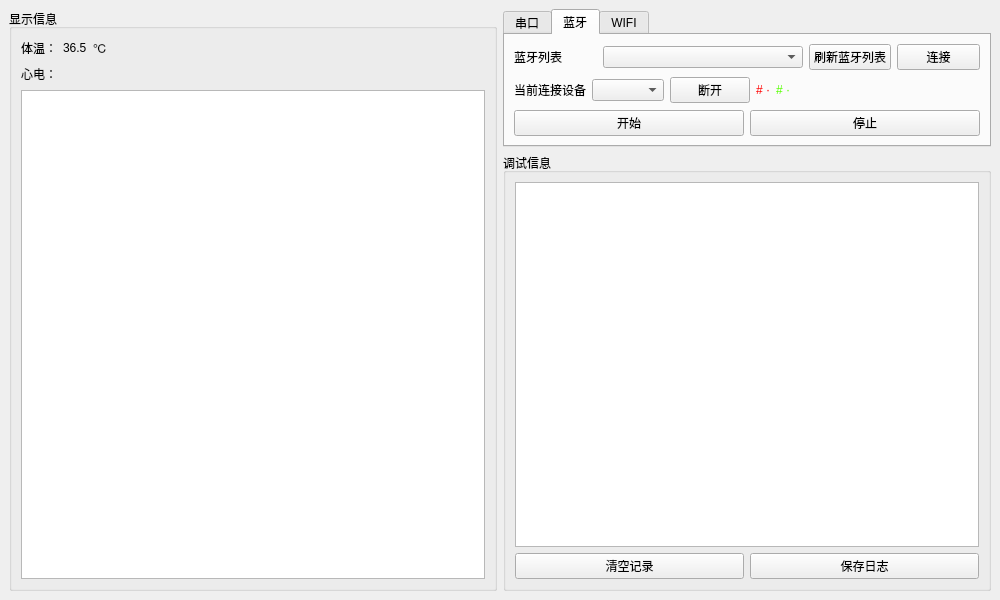
Pylogmon/Heart, file mainwindow.ui: the form before one commit.
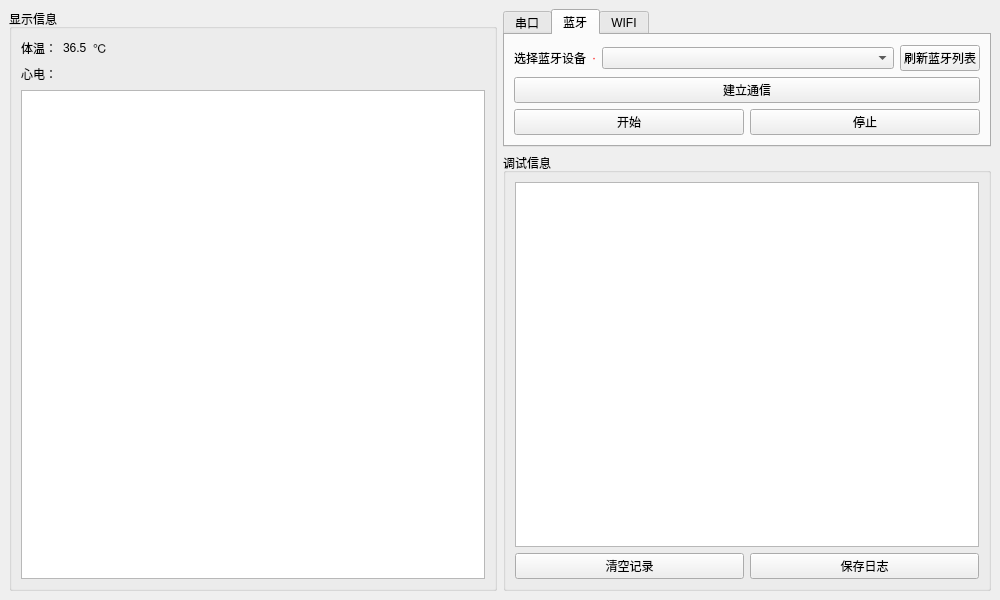
The form after the commit. The open tabs and pages were chosen to show the change.

Commit message: 改变蓝牙连接策略，添加MSVC编译

```diff
--- a/mainwindow.ui
+++ b/mainwindow.ui
@@ -233,12 +233,29 @@
             <item>
              <widget class="QLabel" name="label_8">
               <property name="text">
-               <string>蓝牙列表</string>
+               <string>选择蓝牙设备</string>
+              </property>
+             </widget>
+            </item>
+            <item>
+             <widget class="QLabel" name="label_2">
+              <property name="styleSheet">
+               <string notr="true">font: 700 20pt &quot;Microsoft YaHei UI&quot;;
+color: rgb(255, 0, 0);</string>
+              </property>
+              <property name="text">
+               <string>·</string>
               </property>
              </widget>
             </item>
             <item>
              <widget class="QComboBox" name="bluetoothBox">
+              <property name="sizePolicy">
+               <sizepolicy hsizetype="Expanding" vsizetype="Fixed">
+                <horstretch>0</horstretch>
+                <verstretch>0</verstretch>
+               </sizepolicy>
+              </property>
               <property name="minimumSize">
                <size>
                 <width>200</width>
@@ -272,96 +289,20 @@
               </property>
              </widget>
             </item>
-            <item>
-             <widget class="QPushButton" name="connectBtn">
-              <property name="cursor">
-               <cursorShape>PointingHandCursor</cursorShape>
-              </property>
-              <property name="text">
-               <string>连接</string>
-              </property>
-             </widget>
-            </item>
            </layout>
           </item>
           <item>
            <layout class="QHBoxLayout" name="horizontalLayout_8">
             <item>
-             <widget class="QLabel" name="label_2">
-              <property name="text">
-               <string>当前连接设备</string>
-              </property>
-             </widget>
-            </item>
-            <item>
-             <widget class="QComboBox" name="pairedBox">
+             <widget class="QPushButton" name="connectBtn">
               <property name="cursor">
                <cursorShape>PointingHandCursor</cursorShape>
               </property>
-             </widget>
-            </item>
-            <item>
-             <widget class="QPushButton" name="disconnectBtn">
-              <property name="cursor">
-               <cursorShape>PointingHandCursor</cursorShape>
-              </property>
               <property name="text">
-               <string>断开</string>
+               <string>建立通信</string>
               </property>
              </widget>
             </item>
-            <item>
-             <widget class="QLabel" name="label_9">
-              <property name="styleSheet">
-               <string notr="true">color: rgb(255, 0, 0);</string>
-              </property>
-              <property name="text">
-               <string># ·</string>
-              </property>
-              <property name="textFormat">
-               <enum>Qt::MarkdownText</enum>
-              </property>
-             </widget>
-            </item>
-            <item>
-             <widget class="QLabel" name="label_10">
-              <property name="styleSheet">
-               <string notr="true">color: rgb(85, 255, 0);</string>
-              </property>
-              <property name="text">
-               <string># ·</string>
-              </property>
-              <property name="textFormat">
-               <enum>Qt::MarkdownText</enum>
-              </property>
-             </widget>
-            </item>
-            <item>
-             <spacer name="horizontalSpacer_4">
-              <property name="orientation">
-               <enum>Qt::Horizontal</enum>
-              </property>
-              <property name="sizeHint" stdset="0">
-               <size>
-                <width>40</width>
-                <height>20</height>
-               </size>
-              </property>
-             </spacer>
-            </item>
-            <item>
-             <spacer name="horizontalSpacer_3">
-              <property name="orientation">
-               <enum>Qt::Horizontal</enum>
-              </property>
-              <property name="sizeHint" stdset="0">
-               <size>
-                <width>40</width>
-                <height>20</height>
-               </size>
-              </property>
-             </spacer>
-            </item>
            </layout>
           </item>
           <item>
```
Left out of the diff: 143 changed lines with no effect on the pictures. The commit also changes 2 other files.
